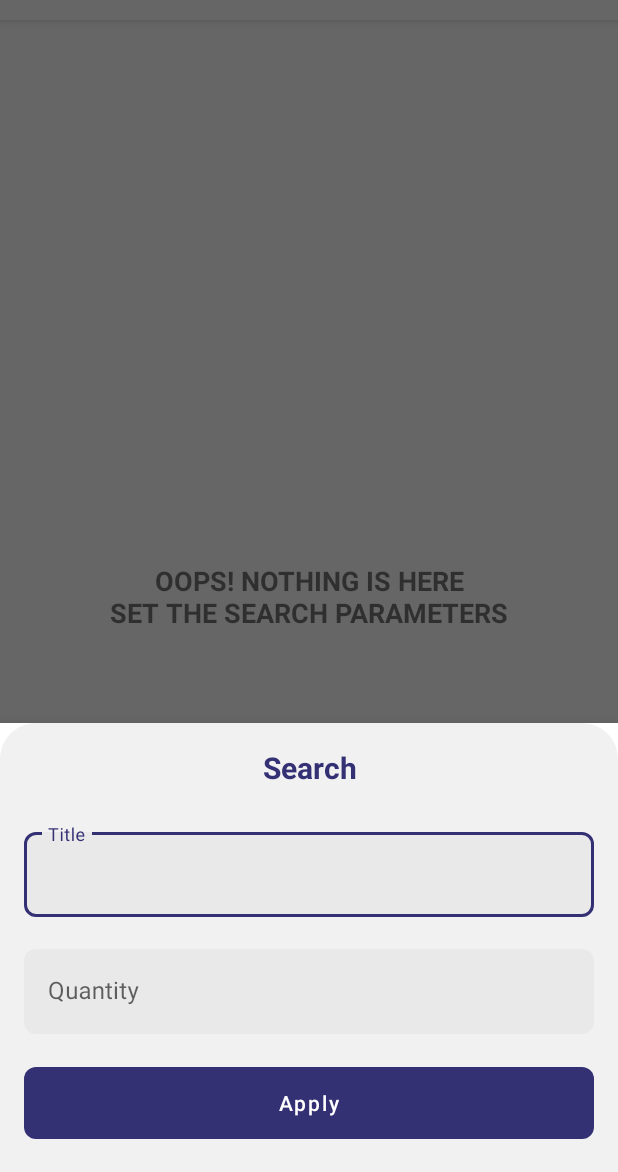
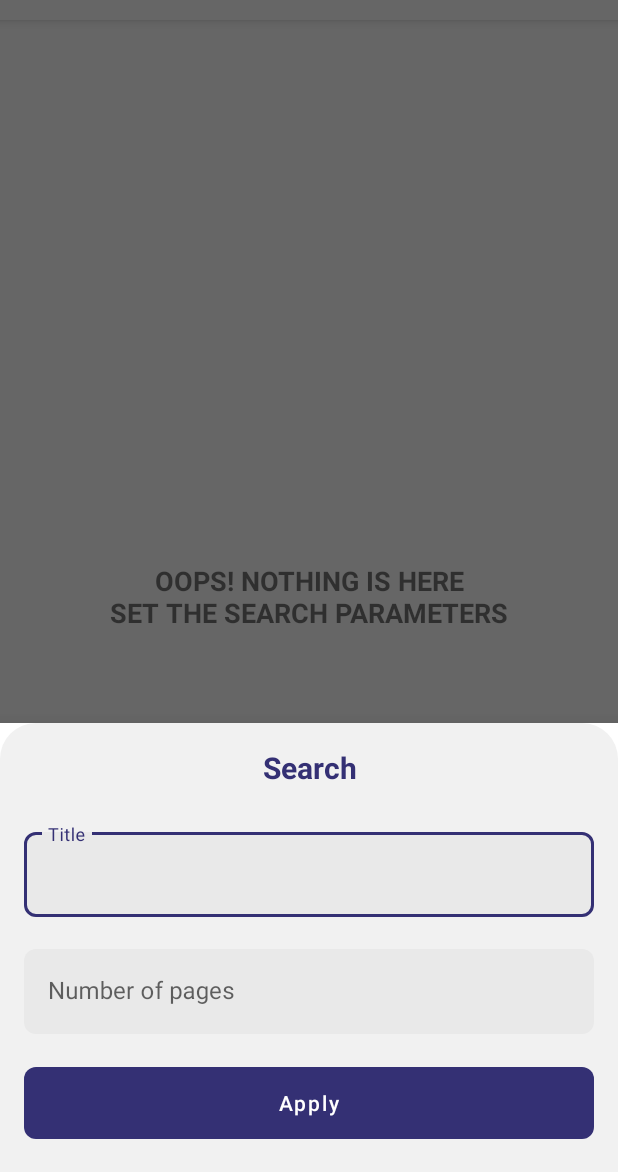
Before and after one commit to Khudoyshukur/Movies, an Android app: the SearchInputFragment screen opened through its navigation route, on a phone screen of 412 x 824 dp, the part 64-1236 px from its top. Run offline under Robolectric (Android 15) with nearby library versions, the phone set to English and light mode, and no system bars; our stand-ins replace Dagger/Hilt's generated code, Room's generated code, paging; pictures from the network do not load.

Commit message:
Add number of pages to SearchParameters

```diff
--- a/app/src/main/java/uz/androdev/movies/data/repository/MovieRepository.kt
+++ b/app/src/main/java/uz/androdev/movies/data/repository/MovieRepository.kt
@@ -5,6 +5,7 @@ import kotlinx.coroutines.flow.Flow
 import uz.androdev.movies.model.model.Comment
 import uz.androdev.movies.model.model.Movie
 import uz.androdev.movies.model.model.MovieDetails
+import uz.androdev.movies.model.model.SearchParameter
 import java.io.IOException
 
 /**
@@ -18,7 +19,7 @@ const val COMMENTS_PAGE_SIZE = 10
 const val MOVIES_PAGE_SIZE = 10
 
 interface MovieRepository {
-    fun getMovies(query: String, quantity: Int): Flow<PagingData<Movie>>
+    fun getMovies(searchParameter: SearchParameter): Flow<PagingData<Movie>>
 
     fun getMovieDetails(movieId: String): Flow<MovieDetails?>
 
--- a/app/src/main/java/uz/androdev/movies/domain/usecase/GetMoviesUseCase.kt
+++ b/app/src/main/java/uz/androdev/movies/domain/usecase/GetMoviesUseCase.kt
@@ -4,6 +4,7 @@ import androidx.paging.PagingData
 import kotlinx.coroutines.flow.Flow
 import uz.androdev.movies.data.repository.MovieRepository
 import uz.androdev.movies.model.model.Movie
+import uz.androdev.movies.model.model.SearchParameter
 import javax.inject.Inject
 
 /**
@@ -16,7 +17,7 @@ import javax.inject.Inject
 class GetMoviesUseCase @Inject constructor(
     private val movieRepository: MovieRepository
 ) {
-    operator fun invoke(query: String): Flow<PagingData<Movie>> {
-        return movieRepository.getMovies(query = query, quantity = 10)
+    operator fun invoke(searchParameter: SearchParameter): Flow<PagingData<Movie>> {
+        return movieRepository.getMovies(searchParameter)
     }
 }
--- a/app/src/main/java/uz/androdev/movies/model/model/SearchParameters.kt
+++ b/app/src/main/java/uz/androdev/movies/model/model/SearchParameters.kt
@@ -13,5 +13,5 @@ import kotlinx.parcelize.Parcelize
 @Parcelize
 class SearchParameter(
     val query: String,
-    val quantity: Int
+    val numberOfPages: Int
 ) : Parcelable
--- a/app/src/main/java/uz/androdev/movies/ui/movie/MoviesViewModel.kt
+++ b/app/src/main/java/uz/androdev/movies/ui/movie/MoviesViewModel.kt
@@ -34,7 +34,7 @@ class MoviesViewModel @Inject constructor(
         if (it == null) {
             flowOf(PagingData.empty())
         } else {
-            getMoviesUseCase(it.query)
+            getMoviesUseCase(it)
         }
     }.cachedIn(viewModelScope)
 
--- a/app/src/main/res/layout/fragment_movies.xml
+++ b/app/src/main/res/layout/fragment_movies.xml
@@ -53,6 +53,7 @@
     <androidx.recyclerview.widget.RecyclerView
         android:id="@+id/rv_movies"
         android:layout_width="0dp"
+        android:paddingBottom="16dp"
         android:clipChildren="false"
         android:clipToPadding="false"
         android:layout_height="0dp"
--- a/app/src/main/res/layout/fragment_search_input.xml
+++ b/app/src/main/res/layout/fragment_search_input.xml
@@ -44,12 +44,12 @@
     </com.google.android.material.textfield.TextInputLayout>
 
     <com.google.android.material.textfield.TextInputLayout
-        android:id="@+id/input_quantity"
+        android:id="@+id/input_number_of_pages"
         style="@style/Widget.MaterialComponents.TextInputLayout.OutlinedBox"
         android:layout_width="0dp"
         android:layout_height="wrap_content"
         android:layout_marginTop="16dp"
-        android:hint="@string/quantity"
+        android:hint="@string/number_of_pages"
         app:boxBackgroundColor="#e9e9e9"
         app:boxCornerRadiusBottomEnd="8dp"
         app:boxCornerRadiusBottomStart="8dp"
@@ -61,7 +61,7 @@
         app:layout_constraintTop_toBottomOf="@id/input_title">
 
         <com.google.android.material.textfield.TextInputEditText
-            android:id="@+id/edittext_quantity"
+            android:id="@+id/edittext_number_of_pages"
             android:layout_width="match_parent"
             android:layout_height="match_parent"
             android:inputType="number" />
@@ -79,5 +79,5 @@
         app:cornerRadius="8dp"
         app:layout_constraintEnd_toEndOf="parent"
         app:layout_constraintStart_toStartOf="parent"
-        app:layout_constraintTop_toBottomOf="@id/input_quantity" />
+        app:layout_constraintTop_toBottomOf="@id/input_number_of_pages" />
 </androidx.constraintlayout.widget.ConstraintLayout>
--- a/app/src/main/res/values/strings.xml
+++ b/app/src/main/res/values/strings.xml
@@ -9,7 +9,7 @@
     <string name="internet_error">LOOKS LIKE YOU ARE DISCONNECTED\nPLEASE, CHECK YOUR INTERNET CONNECTION</string>
     <string name="search">Search</string>
     <string name="title">Title</string>
-    <string name="quantity">Quantity</string>
+    <string name="number_of_pages">Number of pages</string>
     <string name="apply">Apply</string>
     <string name="fill_field">This field should not be empty</string>
     <string name="enter_valid_number">Please, enter a valid number</string>
```
Also changed, not shown: app/src/main/java/uz/androdev/movies/data/pagination/MoviesMediator.kt (+15 -31 lines), app/src/main/java/uz/androdev/movies/data/repository/impl/MovieRepositoryImpl.kt (+5 -3 lines), app/src/main/java/uz/androdev/movies/ui/movie/input/SearchInputFragment.kt (+5 -7 lines).
